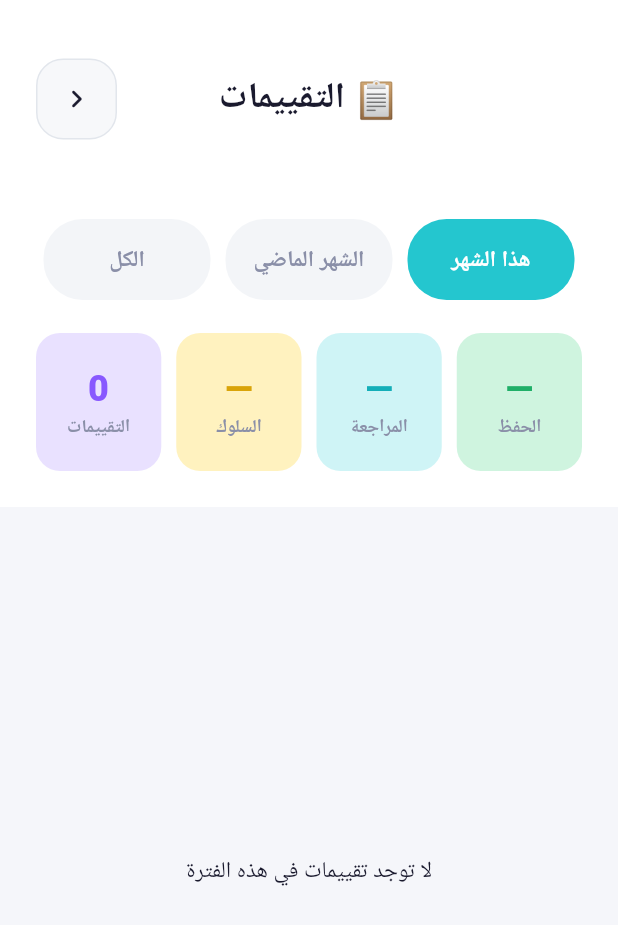
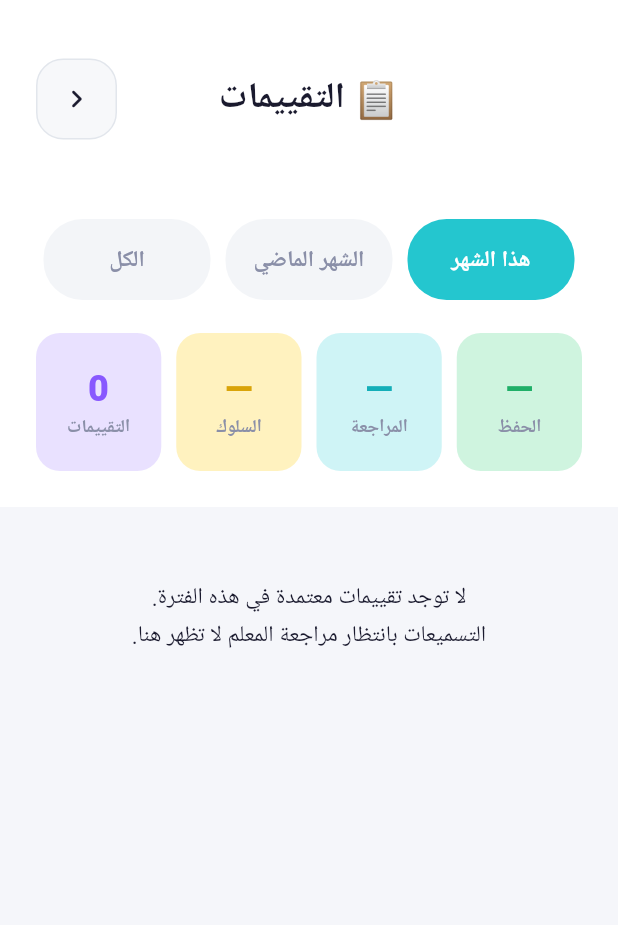
Before and after one commit to ahmedsukkary52-cmd/Rafiq-academy, a Flutter app: the StudentEvaluationsPage screen opened by its route, on a phone screen of 412 x 824 dp. Shown: the top 925 px of the screen. Run offline on Flutter 3.47's test engine with Material 3 defaults, Android fonts, the phone set to English and light mode, and no system bars; our stand-ins replace bloc_concurrency, cloud_firestore, cloud_functions, equatable, file_picker, firebase_auth and 17 more; missing offline and left inert: record; accounts and stored records are empty; Roboto replaces fonts that are missing (NotoNaskhArabic).

Commit message:
fix(student): show only reviewed evals and honest post-submit copy (W1 Slice 4)
Widen fetch before pending filter, add evaluations pull-to-refresh, and point homework recitation status to the evaluations page.

Co-authored-by: Cursor <cursoragent@cursor.com>

```diff
--- a/lib/features/homework/presentation/pages/student_homework_page.dart
+++ b/lib/features/homework/presentation/pages/student_homework_page.dart
@@ -356,7 +356,10 @@ class _HomeworkView extends StatelessWidget {
 
     // الأبسط: بعد الإرسال الناجح لا نفتح التسجيل تاني — نعرض حالة الانتظار فقط
     if (task.isCompleted && (task.recitationRecordId ?? '').isNotEmpty) {
-      AppSnackBar.showInfo(context, 'تم الإرسال — في انتظار مراجعة المعلم');
+      AppSnackBar.showInfo(
+        context,
+        'تم إرسال التسميع — راجع صفحة التقييمات بعد مراجعة المعلم',
+      );
       return;
     }
 
@@ -409,7 +412,7 @@ class _HomeworkView extends StatelessWidget {
     if (task.kind == HomeworkTaskKind.recitation &&
         task.isCompleted &&
         (task.recitationRecordId ?? '').isNotEmpty) {
-      return 'تم الإرسال — في انتظار مراجعة المعلم';
+      return 'تم إرسال التسميع — النتيجة تظهر في التقييمات بعد مراجعة المعلم';
     }
     return null;
   }
--- a/lib/features/student/data/data_source/student_remote_datasource_impl.dart
+++ b/lib/features/student/data/data_source/student_remote_datasource_impl.dart
@@ -81,13 +81,16 @@ class StudentRemoteDatasourceImpl implements StudentRemoteDatasource {
           .collection(FirestoreCollections.recitationRecords)
           .where('studentId', isEqualTo: studentId)
           .orderBy('date', descending: true)
-          .limit(20)
+          // Fetch extra so client-side pending filter still surfaces reviewed grades
+          // when recent homework submits are waiting on the teacher.
+          .limit(50)
           .get();
 
       return snapshot.docs
           .map(RecitationRecordModel.fromFirestore)
           // تقييمات المعلم فقط — استبعِد تسميعات الطالب المنتظرة للمراجعة
           .where((r) => !r.isPendingReview)
+          .take(20)
           .toList();
     } catch (e) {
       throw ServerException(e.toString());
--- a/lib/features/student/presentation/pages/student_evaluation_page.dart
+++ b/lib/features/student/presentation/pages/student_evaluation_page.dart
@@ -71,10 +71,30 @@ class _StudentEvaluationsPageState extends State<StudentEvaluationsPage> {
                   ),
                   _EvaluationMetrics(records: records),
                   Expanded(
+                    child: RefreshIndicator(
+                      color: AppColors.primary,
+                      onRefresh: () async {
+                        _reload();
+                        await Future<void>.delayed(
+                          const Duration(milliseconds: 600),
+                        );
+                      },
                       child: records.isEmpty
-                        ? const _EmptyEvaluations()
+                          ? ListView(
+                              physics: const AlwaysScrollableScrollPhysics(),
+                              children: const [
+                                SizedBox(height: 48),
+                                _EmptyEvaluations(),
+                              ],
+                            )
                           : ListView.separated(
-                            padding: const EdgeInsets.fromLTRB(24, 28, 24, 28),
+                              physics: const AlwaysScrollableScrollPhysics(),
+                              padding: const EdgeInsets.fromLTRB(
+                                24,
+                                28,
+                                24,
+                                28,
+                              ),
                               itemCount: records.length,
                               separatorBuilder: (_, __) =>
                                   const SizedBox(height: 22),
@@ -86,6 +106,7 @@ class _StudentEvaluationsPageState extends State<StudentEvaluationsPage> {
                                       : const Color(0xFF28C5CF),
                                 );
                               },
+                            ),
                     ),
                   ),
                 ],
@@ -542,9 +563,11 @@ class _EmptyEvaluations extends StatelessWidget {
 
   @override
   Widget build(BuildContext context) {
-    return const Center(
+    return const Padding(
+      padding: EdgeInsets.symmetric(horizontal: 24),
       child: Text(
-        'لا توجد تقييمات في هذه الفترة',
+        'لا توجد تقييمات معتمدة في هذه الفترة.\nالتسميعات بانتظار مراجعة المعلم لا تظهر هنا.',
+        textAlign: TextAlign.center,
         style: AppTextStyles.bodyLarge,
       ),
     );
```
Also changed, not shown: 1 other file. Lines whose indentation alone changed are shown as unchanged.
